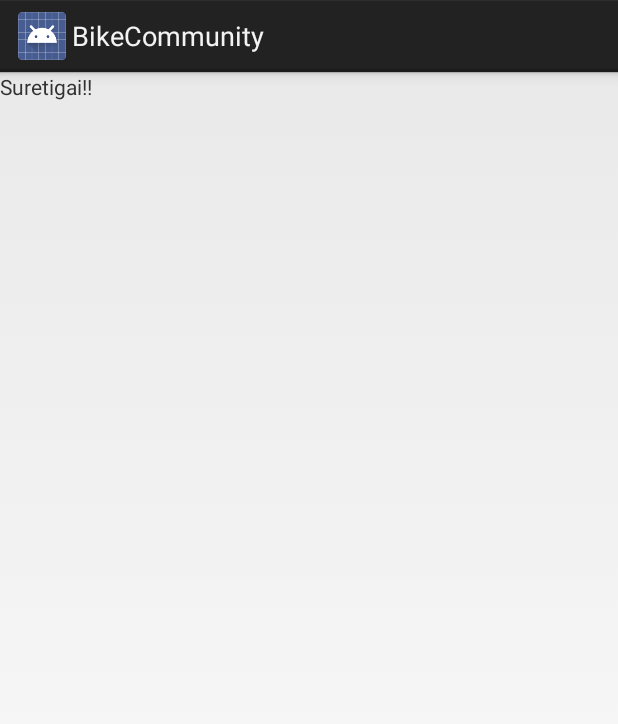
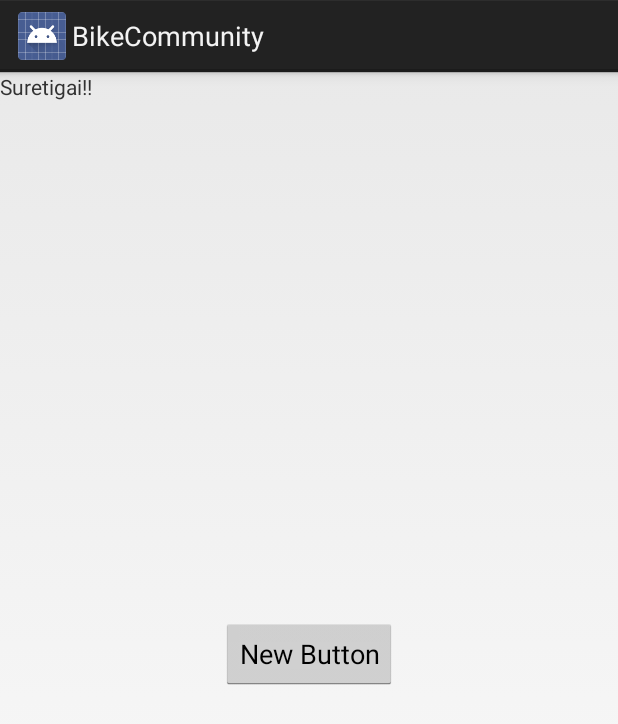
Before and after one commit to tbtyuk/BikeCommunity, an Android app: the layout fragment_passed.xml on its own in the app's theme, with its tools: preview values and no code run, on a phone screen of 412 x 824 dp. Shown: the top 724 px of the screen. Run offline under Robolectric (Android 15) with nearby library versions, the phone set to English and light mode, and no system bars.

```diff
--- a/app/src/main/java/com/morimoritabata/bikecommunity/MyActivity.java
+++ b/app/src/main/java/com/morimoritabata/bikecommunity/MyActivity.java
@@ -44,7 +44,7 @@ public class MyActivity extends Activity {
 
         }
         public void onTabSelected(Tab tab,FragmentTransaction ft){
- //           ft.add(R.id.action_settings,fragment);
+//          ft.add(R.id.mytabactivity,fragment);
         }
         public void onTabUnselected(Tab tab,FragmentTransaction ft){
             ft.remove(fragment);
--- a/app/src/main/res/layout/activity_my.xml
+++ b/app/src/main/res/layout/activity_my.xml
@@ -1,4 +1,5 @@
 <LinearLayout
+    android:id="@+id/mytabactivity"
     android:orientation="vertical"
     android:layout_width="match_parent"
     android:layout_height="match_parent"
--- a/app/src/main/res/layout/fragment_matching.xml
+++ b/app/src/main/res/layout/fragment_matching.xml
@@ -10,11 +10,11 @@
         android:layout_height="72dp"
         android:text="@string/matchingmessage" />
 
-    <Button
+    <CheckBox
         android:layout_width="wrap_content"
         android:layout_height="wrap_content"
-        android:text="New Button"
-        android:id="@+id/button"
+        android:text="New CheckBox"
+        android:id="@+id/checkBox"
         android:layout_gravity="center" />
 
 </FrameLayout>
--- a/app/src/main/res/layout/fragment_passed.xml
+++ b/app/src/main/res/layout/fragment_passed.xml
@@ -10,4 +10,11 @@
         android:layout_height="match_parent"
         android:text="@string/passedmessage" />
 
+    <Button
+        android:layout_width="wrap_content"
+        android:layout_height="wrap_content"
+        android:text="New Button"
+        android:id="@+id/button"
+        android:layout_gravity="center" />
+
 </FrameLayout>
```
